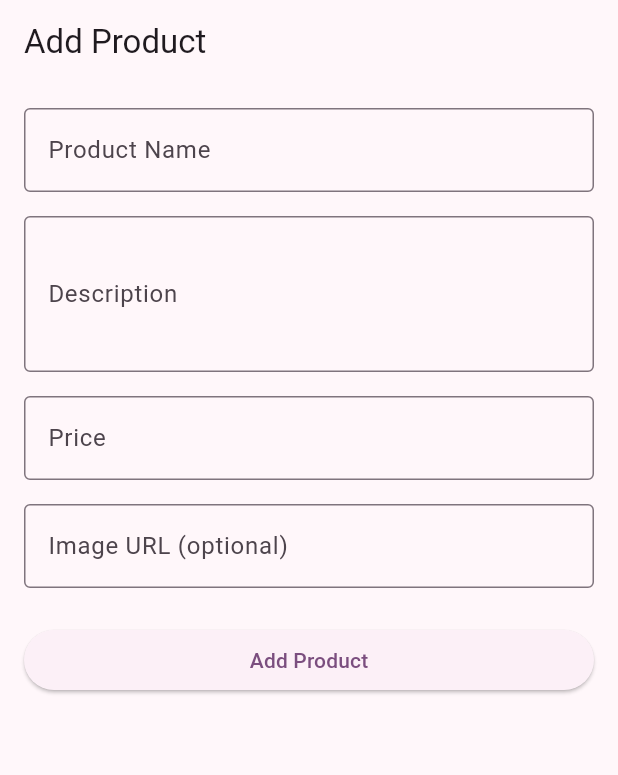
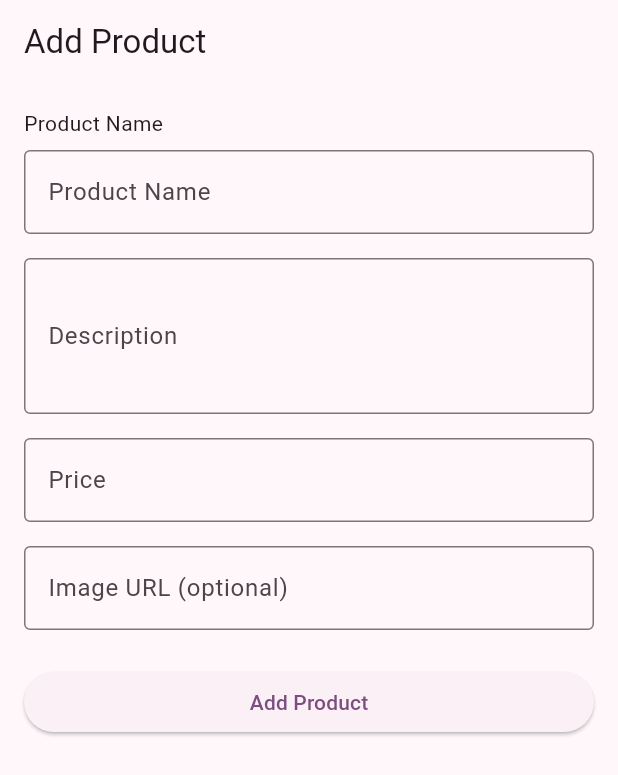
Before and after one commit to robertodevs/hola_mundo, a Flutter app: the AddProductScreen screen opened by its route, on a phone screen of 412 x 824 dp. Shown: the top 775 px of the screen. Run offline on Flutter 3.47's test engine with Material 3 defaults, Android fonts, the phone set to English and light mode, and no system bars; our stand-ins replace cloud_firestore, device_preview, easy_localization, firebase_auth, firebase_core, firebase_crashlytics and 7 more; accounts and stored records are empty.

Commit message:
Update dependencies, add custom design system, and enhance UI responsiveness
- Added new dependencies including ansicolor, checked_yaml, cli_util, csslib, flutter_launcher_icons, and flutter_native_splash.
- Introduced a custom design system with components for buttons and text fields.
- Implemented responsive UI in the root screen to support mobile, tablet, and desktop views.
- Updated main.dart to integrate DevicePreview for better development experience.

```diff
--- /dev/null
+++ b/custom_design_system/analysis_options.yaml
@@ -0,0 +1,4 @@
+include: package:flutter_lints/flutter.yaml
+
+# Additional information about this file can be found at
+# https://dart.dev/guides/language/analysis-options
--- /dev/null
+++ b/custom_design_system/lib/components/atoms/ds_textfield.dart
@@ -0,0 +1,23 @@
+import 'package:flutter/material.dart';
+
+class DSTextField extends StatelessWidget {
+  const DSTextField({
+    super.key,
+    required this.labelText,
+    required this.controller,
+  });
+
+  final String labelText;
+  final TextEditingController controller;
+
+  @override
+  Widget build(BuildContext context) {
+    return TextFormField(
+      decoration: InputDecoration(
+        border: OutlineInputBorder(),
+        labelText: labelText,
+      ),
+      controller: controller,
+    );
+  }
+}
--- /dev/null
+++ b/custom_design_system/lib/components/molecules/ds_input.dart
@@ -0,0 +1,28 @@
+import 'package:custom_design_system/components/atoms/ds_textfield.dart';
+import 'package:flutter/material.dart';
+
+class DSInput extends StatelessWidget {
+  const DSInput({
+    super.key,
+    required this.labelText,
+    required this.controller,
+  });
+
+  final String labelText;
+  final TextEditingController controller;
+
+  @override
+  Widget build(BuildContext context) {
+    return Column(
+      crossAxisAlignment: CrossAxisAlignment.start,
+      children: [
+        Text(labelText),
+        const SizedBox(height: 8),
+        DSTextField(
+          labelText: labelText,
+          controller: controller,
+        ),
+      ],
+    );
+  }
+}
--- /dev/null
+++ b/custom_design_system/lib/custom_design_system.dart
@@ -0,0 +1,3 @@
+export 'components/atoms/ds_main_button.dart';
+export 'components/atoms/ds_textfield.dart';
+export 'components/molecules/ds_input.dart';
--- a/lib/common/pages/add_product_screen.dart
+++ b/lib/common/pages/add_product_screen.dart
@@ -1,3 +1,4 @@
+import 'package:custom_design_system/custom_design_system.dart';
 import 'package:flutter/material.dart';
 import 'package:hola_mundo/common/blocs/home_bloc.dart';
 import 'package:hola_mundo/injector.dart';
@@ -66,18 +67,9 @@ class _AddProductScreenState extends State<AddProductScreen> {
         child: ListView(
           padding: const EdgeInsets.all(16),
           children: [
-            TextFormField(
+            DSInput(
+              labelText: 'Product Name',
               controller: _nameController,
-              decoration: const InputDecoration(
-                labelText: 'Product Name',
-                border: OutlineInputBorder(),
-              ),
-              validator: (value) {
-                if (value == null || value.isEmpty) {
-                  return 'Please enter a product name';
-                }
-                return null;
-              },
             ),
             const SizedBox(height: 16),
             TextFormField(
```
Also changed, not shown: custom_design_system/lib/components/atoms/ds_main_button.dart (added, +20 -0 lines), custom_design_system/pubspec.yaml (added, +54 -0 lines), lib/main.dart (+8 -1 lines), lib/root_screen.dart (+146 -0 lines), pubspec.yaml (+30 -0 lines), pubspec.lock, 9 other files.
